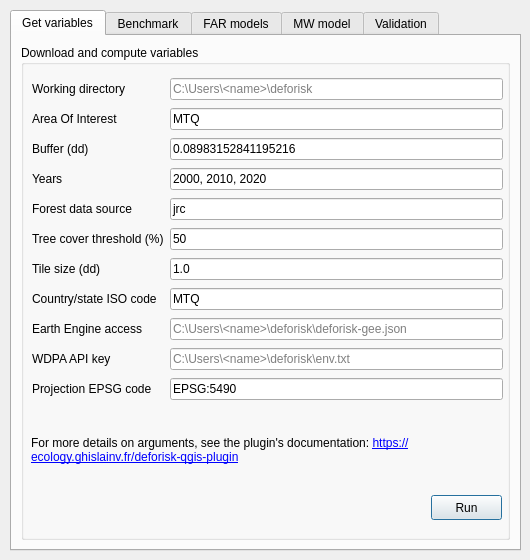
Before: the Qt Designer form deforisk_plugin_dialog_base.ui in ghislainv/deforisk-qgis-plugin, drawn with Qt 5.
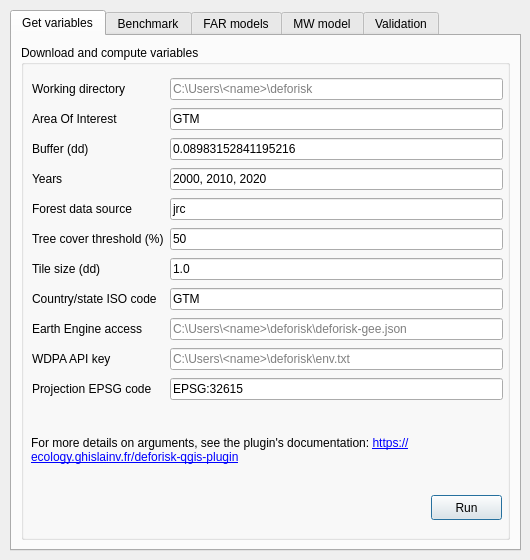
After: the same form once the commit is applied.

What changed in the file:
```diff
--- a/deforisk_plugin_dialog_base.ui
+++ b/deforisk_plugin_dialog_base.ui
@@ -67,7 +67,7 @@
          <bool>true</bool>
         </property>
        </widget>
-       <widget class="QWidget" name="">
+       <widget class="QWidget" name="layoutWidget">
         <property name="geometry">
          <rect>
           <x>11</x>
@@ -104,7 +104,7 @@
          <item row="1" column="1">
           <widget class="QLineEdit" name="aoi">
            <property name="text">
-            <string>MTQ</string>
+            <string>GTM</string>
            </property>
            <property name="placeholderText">
             <string>MTQ</string>
@@ -206,7 +206,7 @@
          <item row="7" column="1">
           <widget class="QLineEdit" name="isocode">
            <property name="text">
-            <string>MTQ</string>
+            <string>GTM</string>
            </property>
            <property name="placeholderText">
             <string>MTQ</string>
@@ -251,7 +251,7 @@
          <item row="10" column="1">
           <widget class="QLineEdit" name="proj">
            <property name="text">
-            <string>EPSG:5490</string>
+            <string>EPSG:32615</string>
            </property>
            <property name="placeholderText">
             <string>EPSG:5490</string>
```
